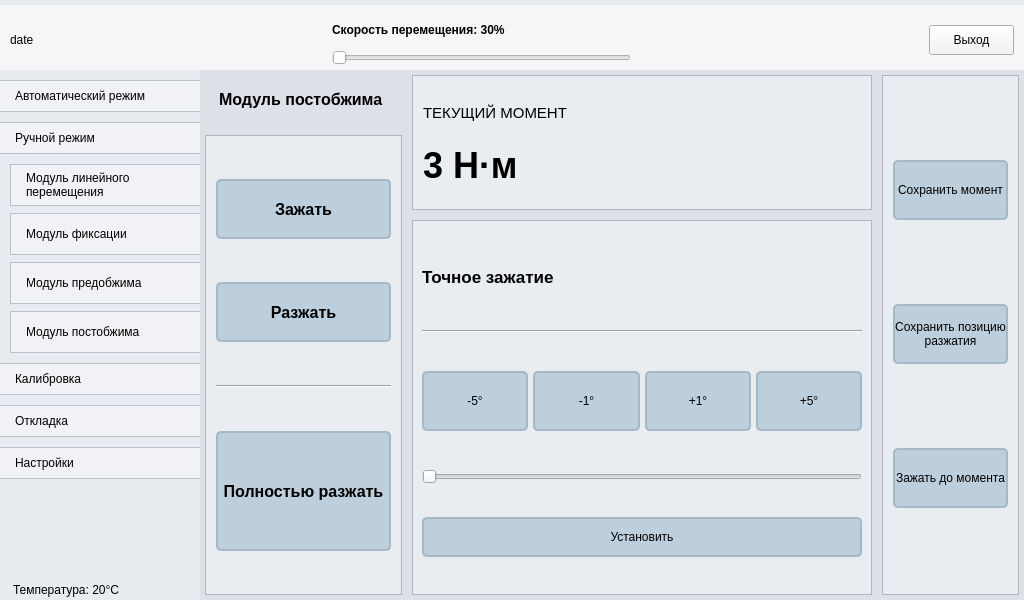
First picture: the form in main.ui, repository petlitsky/rozovproject, before the edit.
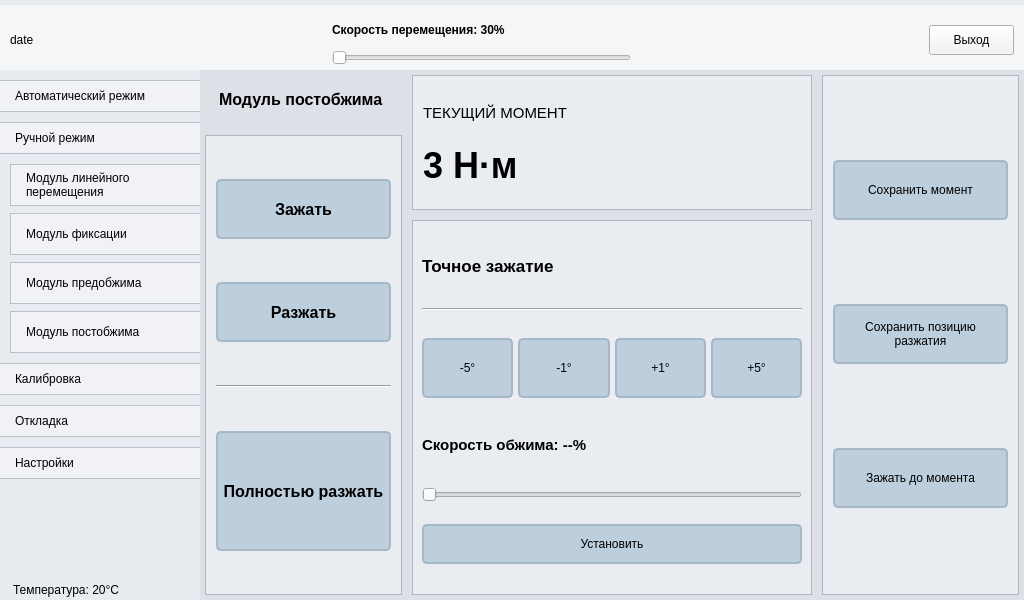
Second picture: the form after the edit. The open tabs and pages were chosen to show the change. Icons and pictures are not drawn.

The edit to the form file:
```diff
--- a/main.ui
+++ b/main.ui
@@ -5699,7 +5699,7 @@
                 </property>
                 <property name="maximumSize">
                  <size>
-                  <width>16777215</width>
+                  <width>400</width>
                   <height>16777215</height>
                  </size>
                 </property>
@@ -6008,8 +6008,33 @@
                       </layout>
                      </widget>
                     </item>
+                    <item>
+                     <widget class="QLabel" name="lblPostSpeed">
+                      <property name="maximumSize">
+                       <size>
+                        <width>16777215</width>
+                        <height>40</height>
+                       </size>
+                      </property>
+                      <property name="font">
+                       <font>
+                        <pointsize>11</pointsize>
+                        <bold>true</bold>
+                       </font>
+                      </property>
+                      <property name="text">
+                       <string>Скорость обжима: --%</string>
+                      </property>
+                     </widget>
+                    </item>
                     <item>
                      <widget class="QSlider" name="postSpeed">
+                      <property name="minimum">
+                       <number>1</number>
+                      </property>
+                      <property name="maximum">
+                       <number>100</number>
+                      </property>
                       <property name="orientation">
                        <enum>Qt::Orientation::Horizontal</enum>
                       </property>
```
Left out of the diff: 83 changed lines with no effect on the pictures.
